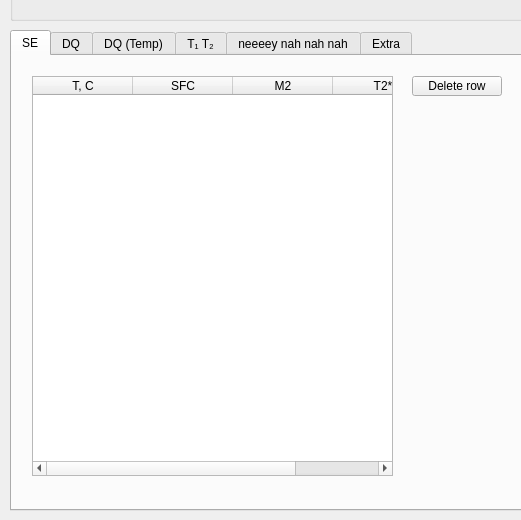
Above: form.ui from timesama/M2-Approach before the change; both pictures show x 0 to 521 and y 280 to 800 of the 1280 by 800 pixel window. Below: the same form after it.
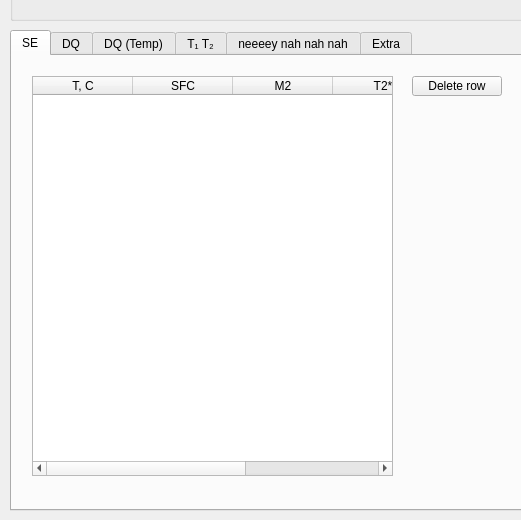
That is the form after the change. Icons and pictures are not drawn. Custom widgets are drawn as their Qt base class.

Commit message: Fixed minor bug with saving files added column to SE with filename in the referencing corrected the time min- -(this should be adjusted by user)

Diff of the .ui file:
```diff
--- a/form.ui
+++ b/form.ui
@@ -119,7 +119,7 @@
        <enum>QAbstractItemView::SelectRows</enum>
       </property>
       <property name="columnCount">
-       <number>4</number>
+       <number>5</number>
       </property>
       <column>
        <property name="text">
@@ -141,6 +141,11 @@
         <string>T2*</string>
        </property>
       </column>
+      <column>
+       <property name="text">
+        <string>File name</string>
+       </property>
+      </column>
      </widget>
      <widget class="PlotWidget" name="SEWidget" native="true">
       <property name="geometry">
```
Left out of the diff: 6 changed lines with no effect on the pictures. The commit also changes 2 other files.
